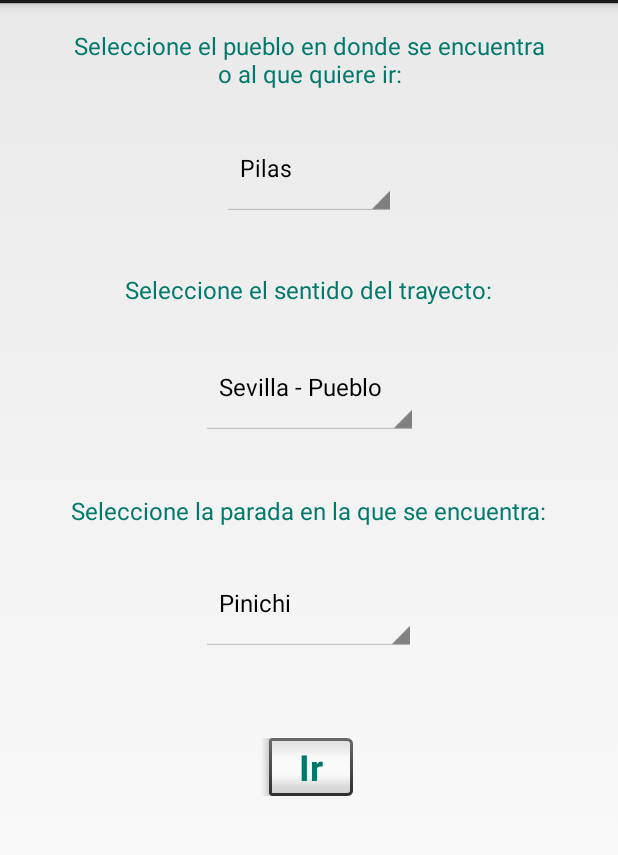
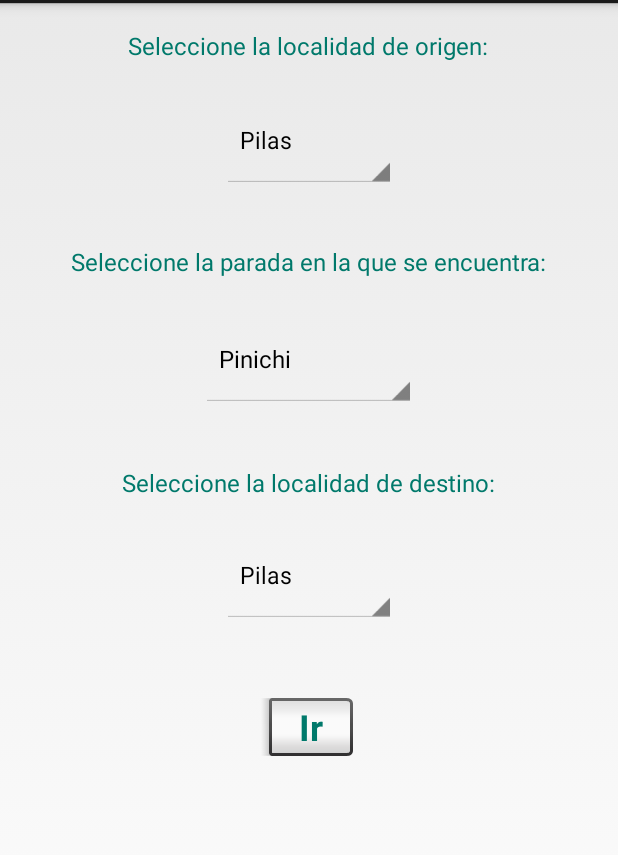
Before and after one commit to albacj/Trabajo-Android, an Android app: the MainActivity screen opened directly, with no data from a screen before it, on a phone screen of 412 x 824 dp, the part 69-924 px from its top. Run offline under Robolectric (Android 15) with nearby library versions, the phone set to English and light mode, and no system bars.

Commit message:
Modificaciones varias. Falta colocar elementos del textView en el Relative Layout.

```diff
--- a/BusesSevilla/app/src/main/java/com/example/alba/busessevilla/MainActivity.java
+++ b/BusesSevilla/app/src/main/java/com/example/alba/busessevilla/MainActivity.java
@@ -3,46 +3,43 @@ package com.example.alba.busessevilla;
 import android.app.Activity;
 import android.content.Intent;
 import android.os.Bundle;
-import android.widget.AdapterView;
 import android.widget.ArrayAdapter;
 import android.widget.Spinner;
 import android.view.View;
 
-import java.text.BreakIterator;
-
 public class MainActivity extends Activity {
 
-    private Spinner puebloSpinner, trayectoSpinner, paradaSpinner;
+    private Spinner puebloOrigenSpinner, paradaSpinner, puebloDestinoSpinner;
 
     @Override
     protected void onCreate(Bundle savedInstanceState) {
         super.onCreate(savedInstanceState);
         setContentView(R.layout.activity_main);
 
-        String[] pueblos = {"Pilas", "Aznalcázar", "Bollullos", "Bormujos"};
-        String[] trayectos = {"Sevilla - Pueblo", "Pueblo - Sevilla"};
+        String[] pueblosOrigen = {"Pilas", "Aznalcázar", "Bollullos", "Bormujos"};
         String[] paradas = {"Pinichi", "Alambique", "Iglesia", "Blanca Paloma"};
+        String[] pueblosDestino = {"Pilas", "Aznalcázar", "Bollullos", "Bormujos"};
 
-        ArrayAdapter adapterPueblo = new ArrayAdapter<String>(this, android.R.layout.simple_spinner_dropdown_item, pueblos);
-        ArrayAdapter adapterTrayecto = new ArrayAdapter<String>(this, android.R.layout.simple_spinner_dropdown_item, trayectos);
+        ArrayAdapter adapterPuebloOrigen = new ArrayAdapter<String>(this, android.R.layout.simple_spinner_dropdown_item, pueblosOrigen);
         ArrayAdapter adapterParada = new ArrayAdapter<String>(this, android.R.layout.simple_spinner_dropdown_item, paradas);
+        ArrayAdapter adapterPuebloDestino = new ArrayAdapter<String>(this, android.R.layout.simple_spinner_dropdown_item, pueblosDestino);
 
-        puebloSpinner = (Spinner)findViewById(R.id.puebloSpinner);
-        trayectoSpinner = (Spinner)findViewById(R.id.trayectoSpinner);
+        puebloOrigenSpinner = (Spinner)findViewById(R.id.puebloOrigenSpinner);
         paradaSpinner = (Spinner)findViewById(R.id.paradaSpinner);
+        puebloDestinoSpinner = (Spinner)findViewById(R.id.puebloDestinoSpinner);
 
-        puebloSpinner.setAdapter(adapterPueblo);
-        trayectoSpinner.setAdapter(adapterTrayecto);
+        puebloOrigenSpinner.setAdapter(adapterPuebloOrigen);
         paradaSpinner.setAdapter(adapterParada);
+        puebloDestinoSpinner.setAdapter(adapterPuebloDestino);
    }
 
     public void btnClicked(View view){
         Intent myIntent;
 
         myIntent = new Intent(getApplicationContext(), Main2Activity.class);
-        myIntent.putExtra("pueblo", puebloSpinner.getSelectedItem().toString());
-        myIntent.putExtra("sentido", trayectoSpinner.getSelectedItem().toString());
+        myIntent.putExtra("puebloOrigen", puebloOrigenSpinner.getSelectedItem().toString());
         myIntent.putExtra("parada", paradaSpinner.getSelectedItem().toString());
+        myIntent.putExtra("puebloDestino", puebloDestinoSpinner.getSelectedItem().toString());
 
         startActivity(myIntent);
     }
--- a/BusesSevilla/app/src/main/res/layout/activity_main.xml
+++ b/BusesSevilla/app/src/main/res/layout/activity_main.xml
@@ -10,7 +10,7 @@
     style="@style/AppTheme">
 
     <Spinner
-        android:id="@+id/puebloSpinner"
+        android:id="@+id/puebloOrigenSpinner"
         android:layout_width="wrap_content"
         android:layout_height="wrap_content"
         android:layout_marginTop="21dp"
@@ -20,18 +20,17 @@
         android:layout_centerHorizontal="true" />
 
     <Spinner
-        android:id="@+id/trayectoSpinner"
+        android:id="@+id/paradaSpinner"
         android:layout_width="wrap_content"
         android:layout_height="wrap_content"
         tools:layout_editor_absoluteY="142dp"
         tools:layout_editor_absoluteX="8dp"
         android:layout_marginTop="23dp"
         android:layout_below="@+id/trayectoTextView"
-        android:layout_alignLeft="@+id/paradaSpinner"
-        android:layout_alignStart="@+id/paradaSpinner" />
+        android:layout_centerHorizontal="true" />
 
     <Spinner
-        android:id="@+id/paradaSpinner"
+        android:id="@+id/puebloDestinoSpinner"
         android:layout_width="wrap_content"
         android:layout_height="wrap_content"
         tools:layout_editor_absoluteY="226dp"
@@ -45,7 +44,7 @@
         style="@android:style/Widget.Button.Inset"
         android:layout_width="wrap_content"
         android:layout_height="wrap_content"
-        android:layout_marginTop="54dp"
+        android:layout_marginTop="46dp"
         android:text="Ir"
         android:textColor="@color/colorPrimaryDark"
         android:textSize="24sp"
@@ -53,7 +52,7 @@
         app:layout_constraintBottom_toBottomOf="parent"
         app:layout_constraintRight_toRightOf="parent"
         android:onClick="btnClicked"
-        android:layout_below="@+id/paradaSpinner"
+        android:layout_below="@+id/puebloDestinoSpinner"
         android:layout_centerHorizontal="true" />
 
     <TextView
@@ -66,7 +65,7 @@
         android:layout_alignRight="@+id/paradaTextView"
         android:layout_alignStart="@+id/paradaTextView"
         android:layout_marginTop="17dp"
-        android:text="Seleccione el pueblo en donde se encuentra o al que quiere ir:"
+        android:text="Seleccione la localidad de origen:"
         android:textAlignment="center"
         android:textColor="@color/colorPrimaryDark"
         android:textSize="16sp" />
@@ -75,10 +74,10 @@
         android:id="@+id/trayectoTextView"
         android:layout_width="wrap_content"
         android:layout_height="wrap_content"
-        android:layout_below="@+id/puebloSpinner"
+        android:layout_below="@+id/puebloOrigenSpinner"
         android:layout_centerHorizontal="true"
         android:layout_marginTop="38dp"
-        android:text="Seleccione el sentido del trayecto:"
+        android:text="Seleccione la parada en la que se encuentra:"
         android:textColor="@color/colorPrimaryDark"
         android:textSize="16sp" />
 
@@ -86,10 +85,10 @@
         android:id="@+id/paradaTextView"
         android:layout_width="wrap_content"
         android:layout_height="wrap_content"
-        android:layout_below="@+id/trayectoSpinner"
+        android:layout_below="@+id/paradaSpinner"
         android:layout_centerHorizontal="true"
         android:layout_marginTop="39dp"
-        android:text="Seleccione la parada en la que se encuentra:"
+        android:text="Seleccione la localidad de destino:"
         android:textColor="@color/colorPrimaryDark"
         android:textSize="16sp" />
 </RelativeLayout>
```
Also changed, not shown: BusesSevilla/app/src/main/java/com/example/alba/busessevilla/Main2Activity.java (+9 -9 lines), BusesSevilla/app/src/main/res/layout/activity_main2.xml (+35 -26 lines).
